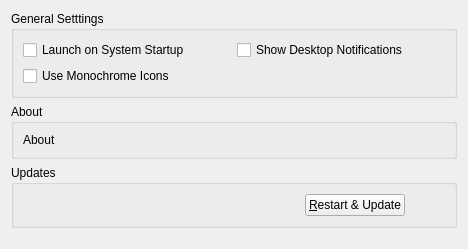
Before: the Qt Designer form src/mirall/generalsettings.ui in nextcloud/desktop, drawn with Qt 5.
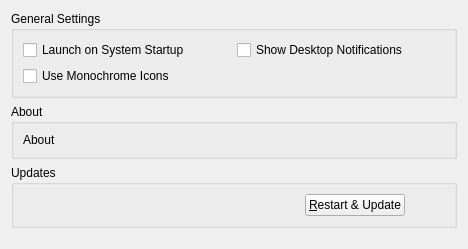
After: the same form once the commit is applied.

Diff of the .ui file:
```diff
--- a/src/mirall/generalsettings.ui
+++ b/src/mirall/generalsettings.ui
@@ -17,7 +17,7 @@
    <item>
     <widget class="QGroupBox" name="generalGroupBox">
      <property name="title">
-      <string>General Setttings</string>
+      <string>General Settings</string>
      </property>
      <layout class="QGridLayout" name="gridLayout_2">
       <item row="0" column="0">
```
